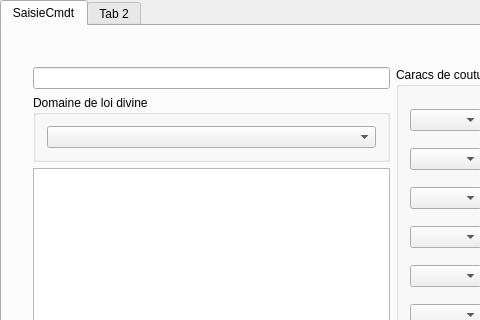
Before: the Qt Designer form saisiecmdt.ui in gabriellevy/destinCoutume, drawn with Qt 5; both pictures show x 0 to 480 and y 0 to 320 of the 1090 by 636 pixel window.
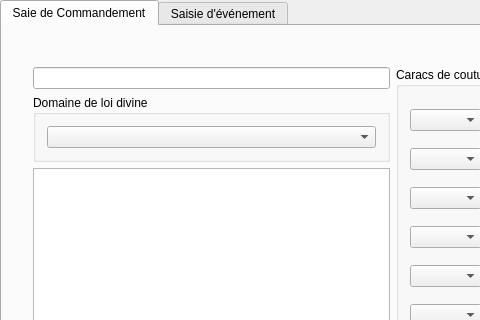
After: the same form once the commit is applied.

What changed in the file:
```diff
--- a/saisiecmdt.ui
+++ b/saisiecmdt.ui
@@ -28,7 +28,7 @@
     </property>
     <widget class="QWidget" name="commandementTab">
      <attribute name="title">
-      <string>SaisieCmdt</string>
+      <string>Saie de Commandement</string>
      </attribute>
      <widget class="QWidget" name="layoutWidget">
       <property name="geometry">
@@ -163,7 +163,7 @@
     </widget>
     <widget class="QWidget" name="tab_2">
      <attribute name="title">
-      <string>Tab 2</string>
+      <string>Saisie d'événement</string>
      </attribute>
     </widget>
    </widget>
```
Left out of the diff: 4 changed lines with no effect on the pictures.
